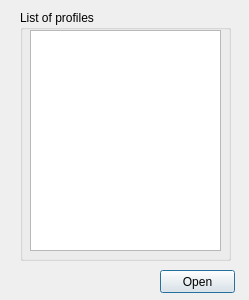
Giswater/giswater_qgis_plugin, file ui/load_profiles.ui: the form before one commit.
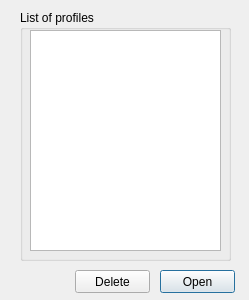
The form after the commit.

Commit message: #281 button delete records

The edit to the form file:
```diff
--- a/ui/load_profiles.ui
+++ b/ui/load_profiles.ui
@@ -49,6 +49,19 @@
     </property>
    </widget>
   </widget>
+  <widget class="QPushButton" name="btn_delete_profile">
+   <property name="geometry">
+    <rect>
+     <x>75</x>
+     <y>270</y>
+     <width>75</width>
+     <height>23</height>
+    </rect>
+   </property>
+   <property name="text">
+    <string>Delete</string>
+   </property>
+  </widget>
  </widget>
  <resources/>
  <connections/>
```
The commit also changes 2 other files.
